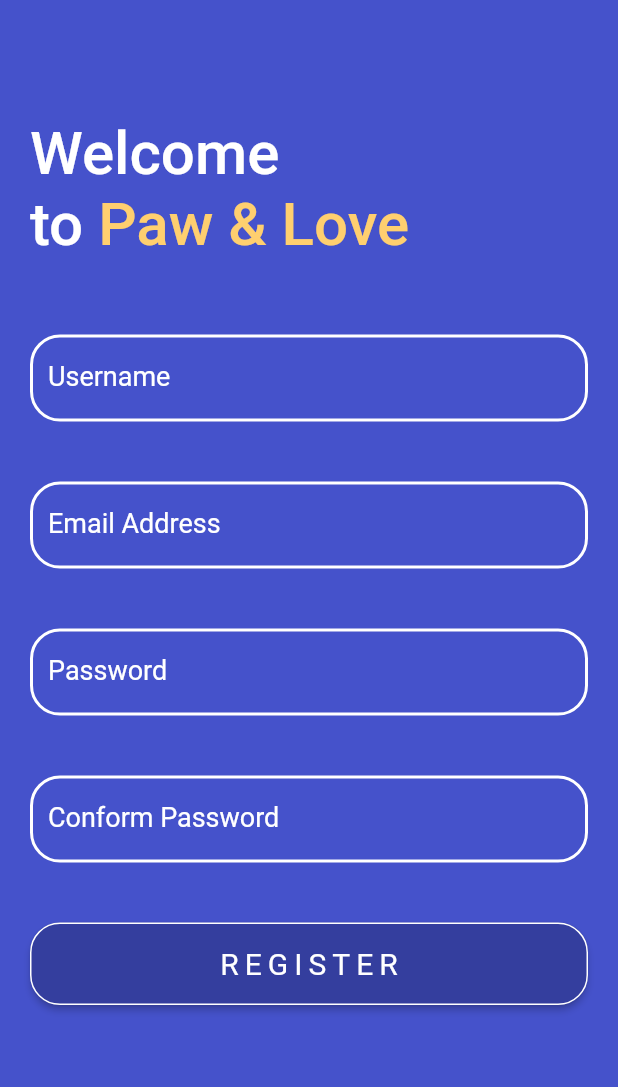
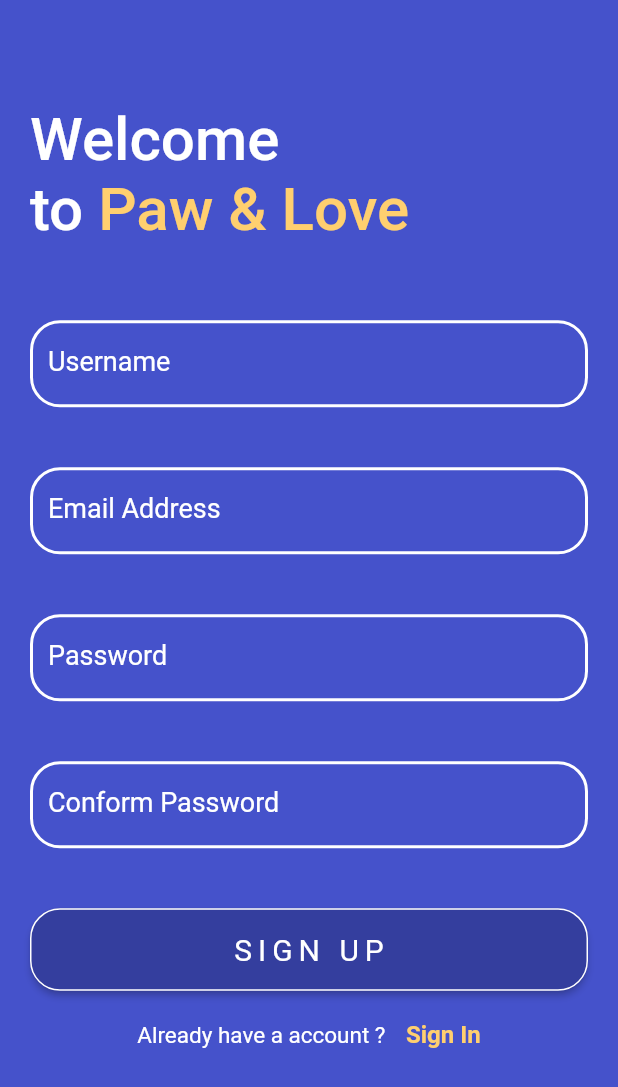
Before and after one commit to madurachandima/paw_and_love, a Flutter app: the Register screen opened directly, on a phone screen of 412 x 824 dp. Shown: the top 1087 px of the screen. Run offline on Flutter 3.47's test engine with Material 2 defaults, Android fonts, the phone set to English and light mode, and no system bars; our stand-ins replace get; Roboto replaces fonts that are missing (Righteous-Regular).

Commit message:
create login screen

```diff
--- a/lib/Auth/Register/register.dart
+++ b/lib/Auth/Login/screens/login.dart
@@ -1,11 +1,13 @@
 import 'package:flutter/material.dart';
+import 'package:get/get.dart';
+import 'package:paw_and_love/Auth/Register/Screens/register.dart';
 import 'package:paw_and_love/Config/color_config.dart';
 import 'package:paw_and_love/Config/font_config.dart';
 import 'package:paw_and_love/Widgets/button.dart';
 import 'package:paw_and_love/Widgets/text_input_field.dart';
 
-class Register extends StatelessWidget {
-  const Register({Key? key}) : super(key: key);
+class Login extends StatelessWidget {
+  const Login({Key? key}) : super(key: key);
 
   void clickRegisterButton() {
     debugPrint("call function");
@@ -30,7 +32,7 @@ class Register extends StatelessWidget {
                     text: const TextSpan(
                         text: "Welcome \nto ",
                         style: TextStyle(
-                            fontFamily: RIGHEOUS,
+                            fontFamily: REGULAR_FONT,
                             fontSize: 40,
                             fontWeight: FontWeight.w500),
                         children: [
@@ -42,14 +44,6 @@ class Register extends StatelessWidget {
               ),
               const SizedBox(
                 height: 10,
-              ),
-              const Padding(
-                padding: EdgeInsets.symmetric(vertical: 20, horizontal: 20),
-                child: CustomeTextInputField(
-                    isPass: false,
-                    lableText: "Username",
-                    hintText: " Please Input Username",
-                    textInputType: TextInputType.text),
               ),
               const Padding(
                 padding: EdgeInsets.symmetric(vertical: 20, horizontal: 20),
@@ -67,21 +61,41 @@ class Register extends StatelessWidget {
                     hintText: " Please Input Password",
                     textInputType: TextInputType.visiblePassword),
               ),
-              const Padding(
-                padding: EdgeInsets.symmetric(vertical: 20, horizontal: 20),
-                child: CustomeTextInputField(
-                    isPass: true,
-                    lableText: "Conform Password",
-                    hintText: " Please Input Conform Password",
-                    textInputType: TextInputType.visiblePassword),
-              ),
               Padding(
                 padding:
                     const EdgeInsets.symmetric(vertical: 20, horizontal: 20),
                 child: CustomeButton(
-                  buttonText: "Register",
+                  buttonText: "Sign in",
                   callbackFunction: clickRegisterButton,
                 ),
+              ),
+              Row(
+                mainAxisAlignment: MainAxisAlignment.center,
+                mainAxisSize: MainAxisSize.max,
+                children: [
+                  const SizedBox(
+                      child: Text(
+                    "Don't have a account ? ",
+                    style: TextStyle(
+                        fontFamily: REGULAR_FONT,
+                        color: Colors.white,
+                        fontSize: 15),
+                  )),
+                  const SizedBox(
+                    width: 10,
+                  ),
+                  InkWell(
+                    onTap: () {
+                      Get.to(() => const Register());
+                    },
+                    child: const Text("Sign up",
+                        style: TextStyle(
+                            fontFamily: REGULAR_FONT,
+                            color: ColorConfig.yellow,
+                            fontWeight: FontWeight.w600,
+                            fontSize: 16)),
+                  )
+                ],
               )
             ],
           ),
--- /dev/null
+++ b/lib/Auth/Register/Screens/register.dart
@@ -0,0 +1,122 @@
+import 'package:flutter/material.dart';
+import 'package:get/get.dart';
+import 'package:paw_and_love/Auth/Login/screens/login.dart';
+import 'package:paw_and_love/Config/color_config.dart';
+import 'package:paw_and_love/Config/font_config.dart';
+import 'package:paw_and_love/Widgets/button.dart';
+import 'package:paw_and_love/Widgets/text_input_field.dart';
+
+class Register extends StatelessWidget {
+  const Register({Key? key}) : super(key: key);
+
+  void clickRegisterButton() {
+    debugPrint("call function");
+  }
+
+  @override
+  Widget build(BuildContext context) {
+    return Scaffold(
+      backgroundColor: ColorConfig.blueViolet,
+      body: SafeArea(
+          child: SingleChildScrollView(
+        child: SizedBox(
+          height: MediaQuery.of(context).size.height / 1.1,
+          child: Column(
+            mainAxisAlignment: MainAxisAlignment.center,
+            crossAxisAlignment: CrossAxisAlignment.start,
+            children: [
+              Padding(
+                padding:
+                    const EdgeInsets.symmetric(vertical: 20, horizontal: 20),
+                child: RichText(
+                    text: const TextSpan(
+                        text: "Welcome \nto ",
+                        style: TextStyle(
+                            fontFamily: REGULAR_FONT,
+                            fontSize: 40,
+                            fontWeight: FontWeight.w500),
+                        children: [
+                      TextSpan(
+                        text: "Paw & Love",
+                        style: TextStyle(color: ColorConfig.yellow),
+                      )
+                    ])),
+              ),
+              const SizedBox(
+                height: 10,
+              ),
+              const Padding(
+                padding: EdgeInsets.symmetric(vertical: 20, horizontal: 20),
+                child: CustomeTextInputField(
+                    isPass: false,
+                    lableText: "Username",
+                    hintText: " Please Input Username",
+                    textInputType: TextInputType.text),
+              ),
+              const Padding(
+                padding: EdgeInsets.symmetric(vertical: 20, horizontal: 20),
+                child: CustomeTextInputField(
+                    isPass: false,
+                    lableText: "Email Address ",
+                    hintText: " Please Input Email Address",
+                    textInputType: TextInputType.emailAddress),
+              ),
+              const Padding(
+                padding: EdgeInsets.symmetric(vertical: 20, horizontal: 20),
+                child: CustomeTextInputField(
+                    isPass: true,
+                    lableText: "Password",
+                    hintText: " Please Input Password",
+                    textInputType: TextInputType.visiblePassword),
+              ),
+              const Padding(
+                padding: EdgeInsets.symmetric(vertical: 20, horizontal: 20),
+                child: CustomeTextInputField(
+                    isPass: true,
+                    lableText: "Conform Password",
+                    hintText: " Please Input Conform Password",
+                    textInputType: TextInputType.visiblePassword),
+              ),
+              Padding(
+                padding:
+                    const EdgeInsets.symmetric(vertical: 20, horizontal: 20),
+                child: CustomeButton(
+                  buttonText: "Sign Up",
+                  callbackFunction: clickRegisterButton,
+                ),
+              ),
+              Row(
+                mainAxisAlignment: MainAxisAlignment.center,
+                mainAxisSize: MainAxisSize.max,
+                children: [
+                  const SizedBox(
+                      child: Text(
+                    "Already have a account ? ",
+                    style: TextStyle(
+                        fontFamily: REGULAR_FONT,
+                        color: Colors.white,
+                        fontSize: 15),
+                  )),
+                  const SizedBox(
+                    width: 10,
+                  ),
+                  InkWell(
+                    onTap: () {
+                      Get.to(() => const Login());
+                    },
+                    child: const Text("Sign In",
+                        style: TextStyle(
+                            fontFamily: REGULAR_FONT,
+                            color: ColorConfig.yellow,
+                            fontWeight: FontWeight.w600,
+                            fontSize: 16)),
+                  )
+                ],
+              )
+            ],
+          ),
+        ),
+      )),
+    );
+  }
+}
--- a/lib/Config/font_config.dart
+++ b/lib/Config/font_config.dart
@@ -1,5 +1,5 @@
-const BOLD_FONT = "Montserrat_Bold";
-const MEDIUM_FONT = "Montserrat_Medium";
-const REGULAR_FONT = "Montserrat_Regular";
-const MPL_ROUNDED = "MPLUSRounded1c-Light";
-const RIGHEOUS = "Righteous-Regular";
+// const BOLD_FONT = "Montserrat_Bold";
+// const MEDIUM_FONT = "Montserrat_Medium";
+// const REGULAR_FONT = "Montserrat_Regular";
+// const MPL_ROUNDED = "MPLUSRounded1c-Light";
+const REGULAR_FONT = "Righteous-Regular";
--- a/lib/Widgets/button.dart
+++ b/lib/Widgets/button.dart
@@ -22,7 +22,7 @@ class CustomeButton extends StatelessWidget {
         child: Text(
           buttonText.toUpperCase(),
           style: const TextStyle(
-              fontFamily: RIGHEOUS,
+              fontFamily: REGULAR_FONT,
               fontSize: 20,
               fontWeight: FontWeight.w400,
               letterSpacing: 4),
--- a/lib/Widgets/text_input_field.dart
+++ b/lib/Widgets/text_input_field.dart
@@ -36,14 +36,14 @@ class CustomeTextInputField extends StatelessWidget {
     return TextField(
       // controller: textEditingController,
       style: const TextStyle(
-          color: Colors.white, fontSize: 15, fontFamily: RIGHEOUS),
+          color: Colors.white, fontSize: 15, fontFamily: REGULAR_FONT),
       decoration: InputDecoration(
         labelText: lableText,
         labelStyle: const TextStyle(
-            color: Colors.white, fontSize: 18, fontFamily: RIGHEOUS),
+            color: Colors.white, fontSize: 18, fontFamily: REGULAR_FONT),
         hintText: hintText,
         hintStyle: const TextStyle(
-            color: Colors.white, fontSize: 15, fontFamily: RIGHEOUS),
+            color: Colors.white, fontSize: 15, fontFamily: REGULAR_FONT),
         fillColor: Colors.white,
         focusedBorder: inputBorder,
         filled: false,
--- a/lib/main.dart
+++ b/lib/main.dart
@@ -1,6 +1,7 @@
 import 'package:flutter/material.dart';
 import 'package:get/get.dart';
-import 'package:paw_and_love/Auth/Register/register.dart';
+import 'package:paw_and_love/Auth/Login/screens/login.dart';
+import 'package:paw_and_love/Auth/Register/Screens/register.dart';
 
 void main() {
   runApp(const MyApp());
@@ -15,7 +16,7 @@ class MyApp extends StatelessWidget {
     return GetMaterialApp(
       title: 'Flutter Demo',
       theme: ThemeData(),
-      home: const Register(),
+      home: const Login(),
       debugShowCheckedModeBanner: false,
     );
   }
```
